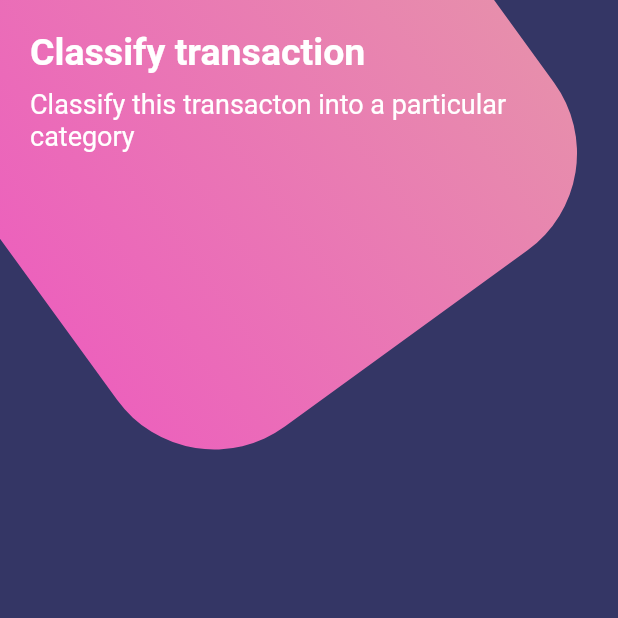
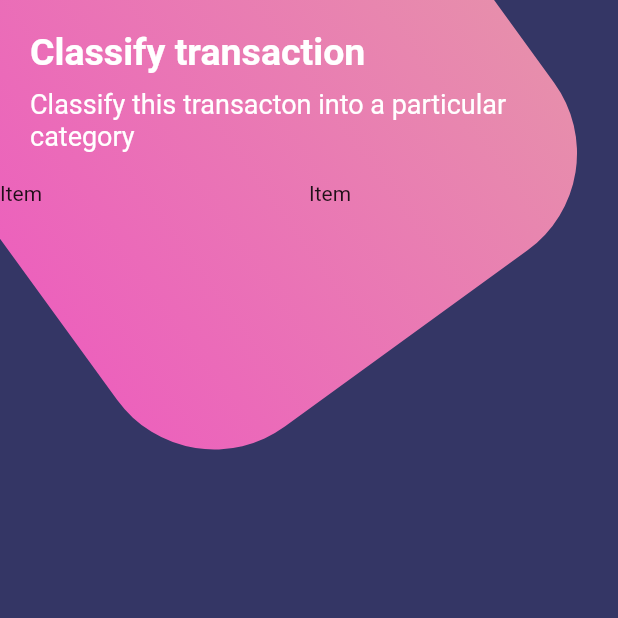
Before and after one commit to AntonioAV/disenos, a Flutter app: the screen it shows after launch, on a phone screen of 412 x 824 dp, the top half of it. Run offline on Flutter 3.47's test engine with Material 2 defaults, Android fonts, the phone set to English and light mode, and no system bars.

Commit message:
Creamos una tabla de widgets

```diff
--- a/lib/src/pages/botones_page.dart
+++ b/lib/src/pages/botones_page.dart
@@ -12,6 +12,7 @@ class BotonesPage extends StatelessWidget {
             child: Column(
               children: [
                 _titulos(),
+                _botonesRedondeados(),
               ],
             ),
           )
@@ -125,4 +126,17 @@ class BotonesPage extends StatelessWidget {
       ),
     );
   }
+
+  _botonesRedondeados() {
+    return Table(
+      children: [
+        TableRow(
+          children: [
+            Text('Item'),
+            Text('Item'),
+          ],
+        ),
+      ],
+    );
+  }
 }
```
